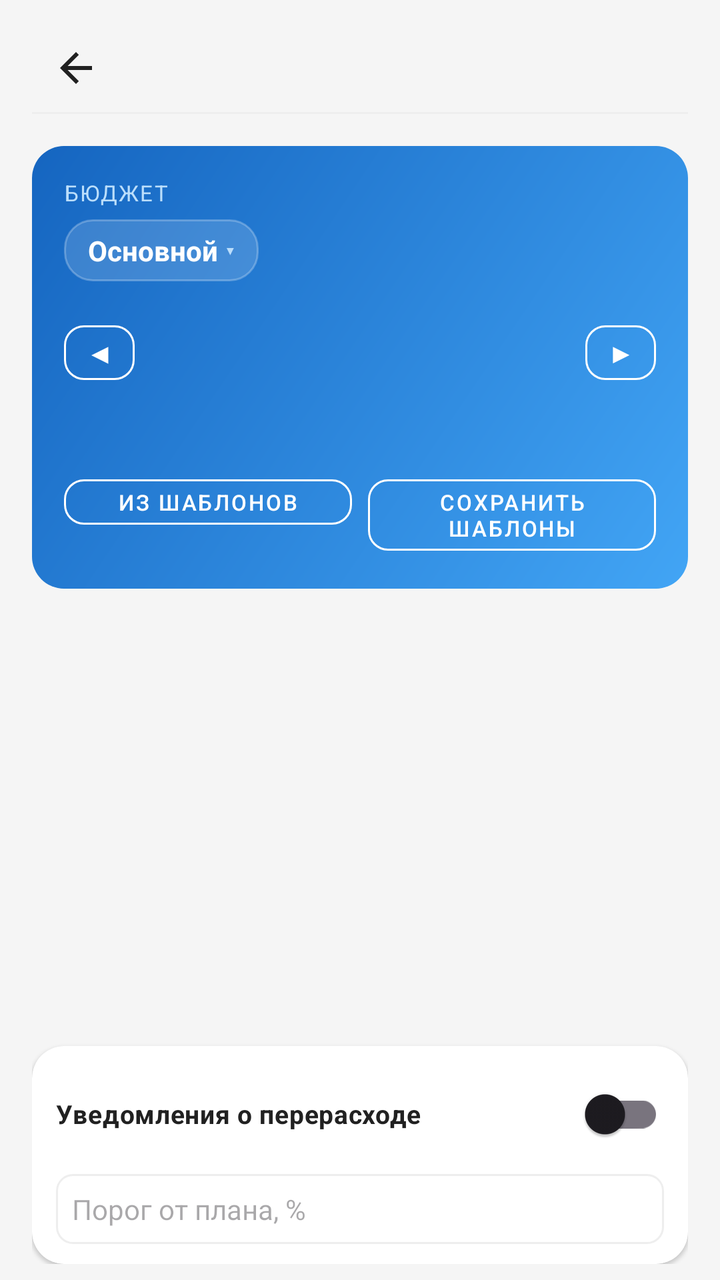
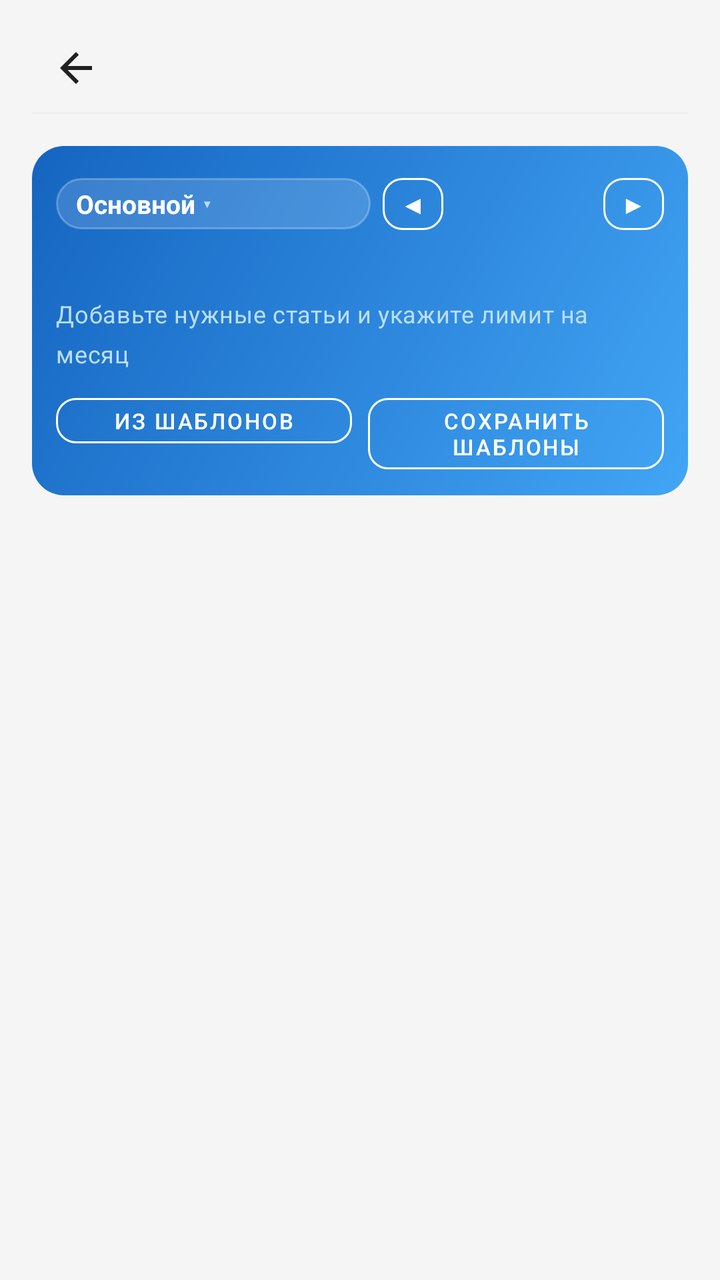

Two renders of the same Android screen: before a commit and after it. Below are the layout's source before the change and the commit's diff.
<!-- AndroidManifest.xml: application theme Theme.MyBudget -->
<!-- res/layout/activity_expense_plan.xml -->
<?xml version="1.0" encoding="utf-8"?>
<LinearLayout xmlns:android="http://schemas.android.com/apk/res/android" xmlns:app="http://schemas.android.com/apk/res-auto"
    android:orientation="vertical"
    android:id="@+id/expensePlanRoot"
    android:background="@color/background_light"
    android:paddingLeft="@dimen/space_16"
    android:paddingTop="@dimen/space_12"
    android:paddingRight="@dimen/space_16"
    android:paddingBottom="@dimen/space_8"
    android:layout_width="match_parent"
    android:layout_height="match_parent"
    android:paddingHorizontal="@dimen/space_16">
    <include
        android:layout_width="match_parent"
        android:layout_height="wrap_content"
        android:layout_marginBottom="@dimen/space_8"
        layout="@layout/include_screen_header"/>
    <androidx.cardview.widget.CardView
        android:layout_width="match_parent"
        android:layout_height="wrap_content"
        android:layout_marginBottom="@dimen/space_12"
        app:cardBackgroundColor="@android:color/transparent"
        app:cardElevation="0dp">
        <LinearLayout
            android:id="@+id/expensePlanTopPanel"
            android:layout_width="match_parent"
            android:layout_height="wrap_content"
            android:background="@drawable/screen_hero_card_bg_blue"
            android:orientation="vertical"
            android:padding="@dimen/space_16">
            <TextView
                android:layout_width="wrap_content"
                android:layout_height="wrap_content"
                android:letterSpacing="0.06"
                android:text="@string/transaction_budget_label"
                android:textAllCaps="true"
                android:textColor="@color/screen_hero_blue_text_secondary"
                android:textSize="11sp" />
            <LinearLayout
                android:id="@+id/transactionBudgetPicker"
                android:layout_width="wrap_content"
                android:layout_height="wrap_content"
                android:layout_marginTop="@dimen/space_6"
                android:background="@drawable/main_hero_profile_chip"
                android:clickable="true"
                android:focusable="true"
                android:gravity="center_vertical"
                android:orientation="horizontal"
                android:paddingHorizontal="@dimen/space_12"
                android:paddingVertical="@dimen/space_6">
                <TextView
                    android:id="@+id/transactionBudgetNameText"
                    android:layout_width="wrap_content"
                    android:layout_height="wrap_content"
                    android:ellipsize="end"
                    android:maxLines="1"
                    android:text="@string/budget_profiles_default_name"
                    android:textColor="@color/main_hero_text_primary"
                    android:textSize="14sp"
                    android:textStyle="bold" />
                <TextView
                    android:layout_width="wrap_content"
                    android:layout_height="wrap_content"
                    android:layout_marginStart="@dimen/space_4"
                    android:text="@string/ui_chevron_down"
                    android:textColor="@color/screen_hero_blue_text_secondary"
                    android:textSize="12sp" />
            </LinearLayout>
            <LinearLayout
                android:layout_width="match_parent"
                android:layout_height="wrap_content"
                android:layout_marginTop="@dimen/space_16"
                android:gravity="center_vertical"
                android:orientation="horizontal">
                <com.google.android.material.button.MaterialButton
                    android:id="@+id/expensePlanPrevMonth"
                    android:layout_width="wrap_content"
                    android:layout_height="wrap_content"
                    android:minHeight="@dimen/chip_height"
                    android:minWidth="0dp"
                    android:paddingHorizontal="@dimen/space_10"
                    android:text="@string/expense_plan_prev_month"
                    android:textColor="@color/main_hero_text_primary"
                    android:textSize="14sp"
                    app:cornerRadius="@dimen/radius_10"
                    app:strokeColor="@color/main_hero_text_primary"
                    style="@style/Widget.MaterialComponents.Button.OutlinedButton"/>
                <TextView
                    android:id="@+id/expensePlanMonthLabel"
                    android:layout_width="0dp"
                    android:layout_height="wrap_content"
                    android:layout_weight="1"
                    android:gravity="center"
                    android:textColor="@color/main_hero_text_primary"
                    android:textSize="16sp"
                    android:textStyle="bold"
                    style="@style/Text.MyBudget.Section"/>
                <com.google.android.material.button.MaterialButton
                    android:id="@+id/expensePlanNextMonth"
                    android:layout_width="wrap_content"
                    android:layout_height="wrap_content"
                    android:minHeight="@dimen/chip_height"
                    android:minWidth="0dp"
                    android:paddingHorizontal="@dimen/space_10"
                    android:text="@string/expense_plan_next_month"
                    android:textColor="@color/main_hero_text_primary"
                    android:textSize="14sp"
                    app:cornerRadius="@dimen/radius_10"
                    app:strokeColor="@color/main_hero_text_primary"
                    style="@style/Widget.MaterialComponents.Button.OutlinedButton"/>
            </LinearLayout>
            <TextView
                android:id="@+id/expensePlanSummaryLine"
                android:layout_width="match_parent"
                android:layout_height="wrap_content"
                android:layout_marginTop="@dimen/space_8"
                android:textColor="@color/screen_hero_blue_text_secondary"
                android:textSize="13sp"
                style="@style/Text.MyBudget.Subtitle"/>
            <LinearLayout
                android:id="@+id/expensePlanActions"
                android:layout_width="match_parent"
                android:layout_height="wrap_content"
                android:layout_marginTop="@dimen/space_12"
                android:orientation="horizontal">
                <com.google.android.material.button.MaterialButton
                    android:id="@+id/expensePlanFillDefaults"
                    android:layout_width="0dp"
                    android:layout_height="wrap_content"
                    android:layout_marginEnd="@dimen/space_4"
                    android:layout_weight="1"
                    android:minHeight="@dimen/chip_height"
                    android:text="@string/expense_plan_fill_defaults"
                    android:textColor="@color/main_hero_text_primary"
                    android:textSize="11sp"
                    app:cornerRadius="@dimen/radius_10"
                    app:strokeColor="@color/main_hero_text_primary"
                    style="@style/Widget.MaterialComponents.Button.OutlinedButton"/>
                <com.google.android.material.button.MaterialButton
                    android:id="@+id/expensePlanSaveDefaults"
                    android:layout_width="0dp"
                    android:layout_height="wrap_content"
                    android:layout_marginStart="@dimen/space_4"
                    android:layout_weight="1"
                    android:minHeight="@dimen/chip_height"
                    android:text="@string/expense_plan_save_defaults"
                    android:textColor="@color/main_hero_text_primary"
                    android:textSize="11sp"
                    app:cornerRadius="@dimen/radius_10"
                    app:strokeColor="@color/main_hero_text_primary"
                    style="@style/Widget.MaterialComponents.Button.OutlinedButton"/>
            </LinearLayout>
        </LinearLayout>
    </androidx.cardview.widget.CardView>
    <androidx.recyclerview.widget.RecyclerView
        android:id="@+id/expensePlanRecycler"
        android:paddingBottom="@dimen/space_8"
        android:clipToPadding="false"
        android:layout_width="match_parent"
        android:layout_height="0dp"
        android:layout_weight="1"/>
    <TextView
        android:textColor="@color/text_secondary"
        android:gravity="center"
        android:id="@+id/expensePlanEmpty"
        android:visibility="gone"
        android:layout_width="match_parent"
        android:layout_height="0dp"
        android:text="@string/expense_plan_empty"
        android:layout_weight="1"/>
    <androidx.cardview.widget.CardView
        android:id="@+id/expensePlanOverspendPanel"
        android:layout_width="match_parent"
        android:layout_height="wrap_content"
        android:layout_marginTop="@dimen/space_4"
        style="@style/Card.MyBudget.Surface">
        <LinearLayout
            android:orientation="vertical"
            android:paddingLeft="@dimen/space_12"
            android:paddingTop="@dimen/space_10"
            android:paddingRight="@dimen/space_12"
            android:paddingBottom="@dimen/space_10"
            android:layout_width="match_parent"
            android:layout_height="wrap_content"
            android:paddingHorizontal="@dimen/space_12"
            android:paddingVertical="@dimen/space_10">
            <LinearLayout
                android:gravity="center_vertical"
                android:orientation="horizontal"
                android:layout_width="match_parent"
                android:layout_height="wrap_content">
                <TextView
                    android:textSize="13sp"
                    android:layout_width="0dp"
                    android:layout_height="wrap_content"
                    android:text="@string/overspend_settings_title"
                    android:layout_weight="1"
                    style="@style/Text.MyBudget.Section"/>
                <androidx.appcompat.widget.SwitchCompat
                    android:id="@+id/expensePlanOverspendSwitch"
                    android:layout_width="wrap_content"
                    android:layout_height="wrap_content"/>
            </LinearLayout>
            <EditText
                android:textSize="14sp"
                android:id="@+id/expensePlanThresholdInput"
                android:background="@drawable/edittext_border"
                android:padding="@dimen/space_8"
                android:layout_width="match_parent"
                android:layout_height="wrap_content"
                android:layout_marginTop="@dimen/space_6"
                android:hint="@string/overspend_threshold_hint"
                android:inputType="number"/>
        </LinearLayout>
    </androidx.cardview.widget.CardView>
</LinearLayout>
<!-- res/layout/include_screen_header.xml (included above) -->
<?xml version="1.0" encoding="utf-8"?>
<LinearLayout xmlns:android="http://schemas.android.com/apk/res/android"
    android:layout_width="match_parent"
    android:layout_height="wrap_content"
    android:orientation="vertical">

    <include layout="@layout/include_compact_toolbar" />

    <View
        android:layout_width="match_parent"
        android:layout_height="1dp"
        android:layout_marginBottom="@dimen/space_8"
        android:background="@color/border_light" />
</LinearLayout>
<!-- res/layout/include_compact_toolbar.xml (included above) -->
<?xml version="1.0" encoding="utf-8"?>
<LinearLayout xmlns:android="http://schemas.android.com/apk/res/android" xmlns:app="http://schemas.android.com/apk/res-auto"
    android:gravity="center_vertical"
    android:orientation="horizontal"
    android:id="@+id/screenHeaderRoot"
    android:layout_width="match_parent"
    android:layout_height="wrap_content"
    android:minHeight="@dimen/touch_min_size">
    <ImageButton
        android:id="@+id/screenHeaderBack"
        android:background="?attr/selectableItemBackgroundBorderless"
        android:padding="@dimen/space_8"
        android:layout_width="@dimen/touch_min_size"
        android:layout_height="@dimen/touch_min_size"
        android:src="@drawable/ic_arrow_back"
        android:scaleType="centerInside"
        android:contentDescription="@string/nav_back"
        app:tint="@color/text_primary"/>
    <TextView
        android:textSize="18sp"
        android:id="@+id/screenHeaderEmoji"
        android:visibility="gone"
        android:layout_width="wrap_content"
        android:layout_height="wrap_content"
        android:layout_marginStart="@dimen/space_2"/>
    <TextView
        android:textSize="20sp"
        android:ellipsize="end"
        android:id="@+id/screenHeaderTitle"
        android:layout_width="0dp"
        android:layout_height="wrap_content"
        android:maxLines="1"
        android:layout_weight="1"
        android:layout_marginStart="@dimen/space_4"
        style="@style/Text.MyBudget.Title"/>
    <ImageButton
        android:id="@+id/screenHeaderAction"
        android:background="?attr/selectableItemBackgroundBorderless"
        android:padding="@dimen/space_8"
        android:visibility="gone"
        android:layout_width="@dimen/touch_min_size"
        android:layout_height="@dimen/touch_min_size"
        android:src="@android:drawable/ic_menu_more"
        android:contentDescription="@string/transactions_more_menu"
        app:tint="@color/text_secondary"/>
    <ImageButton
        android:id="@+id/screenHeaderActionSecondary"
        android:background="?attr/selectableItemBackgroundBorderless"
        android:padding="@dimen/space_8"
        android:visibility="gone"
        android:layout_width="@dimen/touch_min_size"
        android:layout_height="@dimen/touch_min_size"
        android:src="@android:drawable/ic_menu_search"
        android:contentDescription="@string/transactions_search_submit"
        app:tint="@color/budget_blue"/>
</LinearLayout>
<!-- resources referenced by this layout -->
<resources>
  <color name="background_light">#f5f5f5</color>
  <color name="border_light">#eeeeee</color>
  <color name="budget_blue">#2196f3</color>
  <color name="main_hero_text_primary">#ffffff</color>
  <color name="screen_hero_blue_text_secondary">#bbdefb</color>
  <color name="text_primary">#212121</color>
  <color name="text_secondary">#757575</color>
  <dimen name="chip_height">32dp</dimen>
  <dimen name="radius_10">10dp</dimen>
  <dimen name="space_10">10dp</dimen>
  <dimen name="space_12">12dp</dimen>
  <dimen name="space_16">16dp</dimen>
  <dimen name="space_2">2dp</dimen>
  <dimen name="space_4">4dp</dimen>
  <dimen name="space_6">6dp</dimen>
  <dimen name="space_8">8dp</dimen>
  <dimen name="touch_min_size">44dp</dimen>
  <!-- drawable edittext_border (drawable) -->
  <?xml version="1.0" encoding="utf-8"?>
  <shape xmlns:android="http://schemas.android.com/apk/res/android">
      <solid android:color="@color/card_background_white"/>
      <stroke
          android:width="1dp"
          android:color="@color/border_light"/>
      <corners android:radius="@dimen/radius_8"/>
  </shape>
  <!-- drawable main_hero_profile_chip (drawable) -->
  <?xml version="1.0" encoding="utf-8"?>
  <shape xmlns:android="http://schemas.android.com/apk/res/android">
      <solid android:color="#26FFFFFF" />
      <stroke
          android:width="1dp"
          android:color="#40FFFFFF" />
      <corners android:radius="@dimen/radius_14" />
  </shape>
  <string name="budget_profiles_default_name">Основной</string>
  <string name="expense_plan_empty">Нет подстатей в этом бюджете</string>
  <string name="expense_plan_fill_defaults">Из шаблонов</string>
  <string name="expense_plan_next_month">▶</string>
  <string name="expense_plan_prev_month">◀</string>
  <string name="expense_plan_save_defaults">Сохранить шаблоны</string>
  <string name="nav_back">Назад</string>
  <string name="overspend_settings_title">Уведомления о перерасходе</string>
  <string name="overspend_threshold_hint">Порог от плана, %</string>
  <string name="transaction_budget_label">Бюджет</string>
  <string name="transactions_more_menu">Дополнительно</string>
  <string name="transactions_search_submit">Искать</string>
  <string name="ui_chevron_down">▾</string>
  <style name="Card.MyBudget.Surface" parent="">
      <item name="cardBackgroundColor">@color/card_background_white</item>
      <item name="cardCornerRadius">@dimen/radius_16</item>
      <item name="cardElevation">@dimen/card_elevation_low</item>
    </style>
  <style name="Text.MyBudget.Section" parent="@style/Text.MyBudget">
      <item name="android:textSize">16sp</item>
      <item name="android:textStyle">bold</item>
      <item name="android:textColor">@color/text_primary</item>
    </style>
  <style name="Text.MyBudget.Subtitle" parent="@style/Text.MyBudget">
      <item name="android:textSize">12sp</item>
      <item name="android:textColor">@color/text_secondary</item>
    </style>
  <style name="Text.MyBudget.Title" parent="@style/Text.MyBudget">
      <item name="android:textSize">18sp</item>
      <item name="android:textStyle">bold</item>
      <item name="android:textColor">@color/text_primary</item>
    </style>
  <style name="Theme.MyBudget" parent="@style/Base.Theme.MyBudget" />
  <color name="card_background_white">#ffffff</color>
  <dimen name="radius_8">8dp</dimen>
  <dimen name="radius_14">14dp</dimen>
  <dimen name="radius_16">16dp</dimen>
  <color name="screen_hero_blue_end">#1565c0</color>
  <color name="screen_hero_blue_start">#42a5f5</color>
  <dimen name="card_elevation_low">1dp</dimen>
  <style name="Text.MyBudget" parent="@style/TextAppearance.Material3.BodyMedium" />
  <color name="md_theme_onPrimary">#ffffff</color>
  <color name="md_theme_onSurface">#1d1b20</color>
  <color name="md_theme_outline">#79747e</color>
  <color name="md_theme_primary">#6750a4</color>
  <color name="md_theme_surface">#ffffff</color>
  <color name="md_theme_surfaceVariant">#e7e0ec</color>
  <!-- unchanged entries left out for length: 3 -->
</resources>

<!-- the commit's change to res/layout/activity_expense_plan.xml (unified diff, before → after) -->
@@ -18,7 +18,7 @@
     <androidx.cardview.widget.CardView
         android:layout_width="match_parent"
         android:layout_height="wrap_content"
-        android:layout_marginBottom="@dimen/space_12"
+        android:layout_marginBottom="@dimen/space_8"
         app:cardBackgroundColor="@android:color/transparent"
         app:cardElevation="0dp">
         <LinearLayout
@@ -27,72 +27,70 @@
             android:layout_height="wrap_content"
             android:background="@drawable/screen_hero_card_bg_blue"
             android:orientation="vertical"
-            android:padding="@dimen/space_16">
-            <TextView
-                android:layout_width="wrap_content"
-                android:layout_height="wrap_content"
-                android:letterSpacing="0.06"
-                android:text="@string/transaction_budget_label"
-                android:textAllCaps="true"
-                android:textColor="@color/screen_hero_blue_text_secondary"
-                android:textSize="11sp" />
+            android:paddingLeft="@dimen/space_12"
+            android:paddingTop="@dimen/space_10"
+            android:paddingRight="@dimen/space_12"
+            android:paddingBottom="@dimen/space_10"
+            android:paddingHorizontal="@dimen/space_12"
+            android:paddingVertical="@dimen/space_10">
             <LinearLayout
-                android:id="@+id/transactionBudgetPicker"
-                android:layout_width="wrap_content"
-                android:layout_height="wrap_content"
-                android:layout_marginTop="@dimen/space_6"
-                android:background="@drawable/main_hero_profile_chip"
-                android:clickable="true"
-                android:focusable="true"
-                android:gravity="center_vertical"
-                android:orientation="horizontal"
-                android:paddingHorizontal="@dimen/space_12"
-                android:paddingVertical="@dimen/space_6">
-                <TextView
-                    android:id="@+id/transactionBudgetNameText"
-                    android:layout_width="wrap_content"
-                    android:layout_height="wrap_content"
-                    android:ellipsize="end"
-                    android:maxLines="1"
-                    android:text="@string/budget_profiles_default_name"
-                    android:textColor="@color/main_hero_text_primary"
-                    android:textSize="14sp"
-                    android:textStyle="bold" />
-                <TextView
-                    android:layout_width="wrap_content"
-                    android:layout_height="wrap_content"
-                    android:layout_marginStart="@dimen/space_4"
-                    android:text="@string/ui_chevron_down"
-                    android:textColor="@color/screen_hero_blue_text_secondary"
-                    android:textSize="12sp" />
-            </LinearLayout>
-            <LinearLayout
-                android:layout_width="match_parent"
-                android:layout_height="wrap_content"
-                android:layout_marginTop="@dimen/space_16"
+                android:layout_width="match_parent"
+                android:layout_height="wrap_content"
                 android:gravity="center_vertical"
                 android:orientation="horizontal">
+                <LinearLayout
+                    android:id="@+id/transactionBudgetPicker"
+                    android:layout_width="0dp"
+                    android:layout_height="wrap_content"
+                    android:layout_weight="1"
+                    android:background="@drawable/main_hero_profile_chip"
+                    android:clickable="true"
+                    android:focusable="true"
+                    android:gravity="center_vertical"
+                    android:orientation="horizontal"
+                    android:paddingHorizontal="@dimen/space_10"
+                    android:paddingVertical="@dimen/space_4">
+                    <TextView
+                        android:id="@+id/transactionBudgetNameText"
+                        android:layout_width="wrap_content"
+                        android:layout_height="wrap_content"
+                        android:ellipsize="end"
+                        android:maxLines="1"
+                        android:text="@string/budget_profiles_default_name"
+                        android:textColor="@color/main_hero_text_primary"
+                        android:textSize="13sp"
+                        android:textStyle="bold" />
+                    <TextView
+                        android:layout_width="wrap_content"
+                        android:layout_height="wrap_content"
+                        android:layout_marginStart="@dimen/space_4"
+                        android:text="@string/ui_chevron_down"
+                        android:textColor="@color/screen_hero_blue_text_secondary"
+                        android:textSize="11sp" />
+                </LinearLayout>
                 <com.google.android.material.button.MaterialButton
                     android:id="@+id/expensePlanPrevMonth"
                     android:layout_width="wrap_content"
                     android:layout_height="wrap_content"
+                    android:layout_marginStart="@dimen/space_6"
                     android:minHeight="@dimen/chip_height"
                     android:minWidth="0dp"
-                    android:paddingHorizontal="@dimen/space_10"
+                    android:paddingHorizontal="@dimen/space_8"
                     android:text="@string/expense_plan_prev_month"
                     android:textColor="@color/main_hero_text_primary"
-                    android:textSize="14sp"
+                    android:textSize="13sp"
                     app:cornerRadius="@dimen/radius_10"
                     app:strokeColor="@color/main_hero_text_primary"
                     style="@style/Widget.MaterialComponents.Button.OutlinedButton"/>
                 <TextView
                     android:id="@+id/expensePlanMonthLabel"
-                    android:layout_width="0dp"
-                    android:layout_height="wrap_content"
-                    android:layout_weight="1"
+                    android:layout_width="wrap_content"
+                    android:layout_height="wrap_content"
+                    android:layout_marginHorizontal="@dimen/space_4"
                     android:gravity="center"
-                    android:textColor="@color/main_hero_text_primary"
-                    android:textSize="16sp"
+                    android:minWidth="72dp"
+                    android:textColor="@color/main_hero_text_primary"
+                    android:textSize="14sp"
                     android:textStyle="bold"
                     style="@style/Text.MyBudget.Section"/>
                 <com.google.android.material.button.MaterialButton
@@ -101,10 +99,10 @@
                     android:layout_height="wrap_content"
                     android:minHeight="@dimen/chip_height"
                     android:minWidth="0dp"
-                    android:paddingHorizontal="@dimen/space_10"
+                    android:paddingHorizontal="@dimen/space_8"
                     android:text="@string/expense_plan_next_month"
                     android:textColor="@color/main_hero_text_primary"
-                    android:textSize="14sp"
+                    android:textSize="13sp"
                     app:cornerRadius="@dimen/radius_10"
                     app:strokeColor="@color/main_hero_text_primary"
                     style="@style/Widget.MaterialComponents.Button.OutlinedButton"/>
@@ -113,15 +111,24 @@
                 android:id="@+id/expensePlanSummaryLine"
                 android:layout_width="match_parent"
                 android:layout_height="wrap_content"
-                android:layout_marginTop="@dimen/space_8"
+                android:layout_marginTop="@dimen/space_6"
+                android:textColor="@color/main_hero_text_primary"
+                android:textSize="13sp"
+                style="@style/Text.MyBudget.Subtitle"/>
+            <TextView
+                android:id="@+id/expensePlanSelectHint"
+                android:layout_width="match_parent"
+                android:layout_height="wrap_content"
+                android:layout_marginTop="@dimen/space_4"
+                android:text="@string/expense_plan_select_hint"
                 android:textColor="@color/screen_hero_blue_text_secondary"
-                android:textSize="13sp"
+                android:textSize="12sp"
                 style="@style/Text.MyBudget.Subtitle"/>
             <LinearLayout
                 android:id="@+id/expensePlanActions"
                 android:layout_width="match_parent"
                 android:layout_height="wrap_content"
-                android:layout_marginTop="@dimen/space_12"
+                android:layout_marginTop="@dimen/space_8"
                 android:orientation="horizontal">
                 <com.google.android.material.button.MaterialButton
                     android:id="@+id/expensePlanFillDefaults"
@@ -152,6 +159,17 @@
             </LinearLayout>
         </LinearLayout>
     </androidx.cardview.widget.CardView>
+    <com.google.android.material.button.MaterialButton
+        android:id="@+id/expensePlanAddCategories"
+        android:layout_width="match_parent"
+        android:layout_height="wrap_content"
+        android:layout_marginBottom="@dimen/space_8"
+        android:minHeight="@dimen/touch_min_size"
+        android:text="@string/expense_plan_add_categories"
+        android:visibility="gone"
+        app:backgroundTint="@color/income_green"
+        app:cornerRadius="@dimen/radius_10"
+        style="@style/Widget.MaterialComponents.Button"/>
     <androidx.recyclerview.widget.RecyclerView
         android:id="@+id/expensePlanRecycler"
         android:paddingBottom="@dimen/space_8"
@@ -168,51 +186,6 @@
         android:layout_height="0dp"
         android:text="@string/expense_plan_empty"
         android:layout_weight="1"/>
-    <androidx.cardview.widget.CardView
-        android:id="@+id/expensePlanOverspendPanel"
-        android:layout_width="match_parent"
-        android:layout_height="wrap_content"
-        android:layout_marginTop="@dimen/space_4"
-        style="@style/Card.MyBudget.Surface">
-        <LinearLayout
-            android:orientation="vertical"
-            android:paddingLeft="@dimen/space_12"
-            android:paddingTop="@dimen/space_10"
-            android:paddingRight="@dimen/space_12"
-            android:paddingBottom="@dimen/space_10"
-            android:layout_width="match_parent"
-            android:layout_height="wrap_content"
-            android:paddingHorizontal="@dimen/space_12"
-            android:paddingVertical="@dimen/space_10">
-            <LinearLayout
-                android:gravity="center_vertical"
-                android:orientation="horizontal"
-                android:layout_width="match_parent"
-                android:layout_height="wrap_content">
-                <TextView
-                    android:textSize="13sp"
-                    android:layout_width="0dp"
-                    android:layout_height="wrap_content"
-                    android:text="@string/overspend_settings_title"
-                    android:layout_weight="1"
-                    style="@style/Text.MyBudget.Section"/>
-                <androidx.appcompat.widget.SwitchCompat
-                    android:id="@+id/expensePlanOverspendSwitch"
-                    android:layout_width="wrap_content"
-                    android:layout_height="wrap_content"/>
-            </LinearLayout>
-            <EditText
-                android:textSize="14sp"
-                android:id="@+id/expensePlanThresholdInput"
-                android:background="@drawable/edittext_border"
-                android:padding="@dimen/space_8"
-                android:layout_width="match_parent"
-                android:layout_height="wrap_content"
-                android:layout_marginTop="@dimen/space_6"
-                android:hint="@string/overspend_threshold_hint"
-                android:inputType="number"/>
-        </LinearLayout>
-    </androidx.cardview.widget.CardView>
 </LinearLayout>
 <!-- res/layout/include_screen_header.xml (included above) -->
 <?xml version="1.0" encoding="utf-8"?>
<!-- resource entries referenced after the edit -->
@@ -3,6 +3,7 @@
   <color name="background_light">#f5f5f5</color>
   <color name="border_light">#eeeeee</color>
   <color name="budget_blue">#2196f3</color>
+  <color name="income_green">#4caf50</color>
   <color name="main_hero_text_primary">#ffffff</color>
   <color name="screen_hero_blue_text_secondary">#bbdefb</color>
   <color name="text_primary">#212121</color>
@@ -17,15 +18,6 @@
   <dimen name="space_6">6dp</dimen>
   <dimen name="space_8">8dp</dimen>
   <dimen name="touch_min_size">44dp</dimen>
-  <!-- drawable edittext_border (drawable) -->
-  <?xml version="1.0" encoding="utf-8"?>
-  <shape xmlns:android="http://schemas.android.com/apk/res/android">
-      <solid android:color="@color/card_background_white"/>
-      <stroke
-          android:width="1dp"
-          android:color="@color/border_light"/>
-      <corners android:radius="@dimen/radius_8"/>
-  </shape>
   <!-- drawable main_hero_profile_chip (drawable) -->
   <?xml version="1.0" encoding="utf-8"?>
   <shape xmlns:android="http://schemas.android.com/apk/res/android">
@@ -36,23 +28,17 @@
       <corners android:radius="@dimen/radius_14" />
   </shape>
   <string name="budget_profiles_default_name">Основной</string>
+  <string name="expense_plan_add_categories">+ Добавить статьи</string>
   <string name="expense_plan_empty">Нет подстатей в этом бюджете</string>
   <string name="expense_plan_fill_defaults">Из шаблонов</string>
   <string name="expense_plan_next_month">▶</string>
   <string name="expense_plan_prev_month">◀</string>
   <string name="expense_plan_save_defaults">Сохранить шаблоны</string>
+  <string name="expense_plan_select_hint">Добавьте нужные статьи и укажите лимит на месяц</string>
   <string name="nav_back">Назад</string>
-  <string name="overspend_settings_title">Уведомления о перерасходе</string>
-  <string name="overspend_threshold_hint">Порог от плана, %</string>
-  <string name="transaction_budget_label">Бюджет</string>
   <string name="transactions_more_menu">Дополнительно</string>
   <string name="transactions_search_submit">Искать</string>
   <string name="ui_chevron_down">▾</string>
-  <style name="Card.MyBudget.Surface" parent="">
-      <item name="cardBackgroundColor">@color/card_background_white</item>
-      <item name="cardCornerRadius">@dimen/radius_16</item>
-      <item name="cardElevation">@dimen/card_elevation_low</item>
-    </style>
   <style name="Text.MyBudget.Section" parent="@style/Text.MyBudget">
       <item name="android:textSize">16sp</item>
       <item name="android:textStyle">bold</item>
@@ -68,13 +54,10 @@
       <item name="android:textColor">@color/text_primary</item>
     </style>
   <style name="Theme.MyBudget" parent="@style/Base.Theme.MyBudget" />
-  <color name="card_background_white">#ffffff</color>
-  <dimen name="radius_8">8dp</dimen>
   <dimen name="radius_14">14dp</dimen>
   <dimen name="radius_16">16dp</dimen>
   <color name="screen_hero_blue_end">#1565c0</color>
   <color name="screen_hero_blue_start">#42a5f5</color>
-  <dimen name="card_elevation_low">1dp</dimen>
   <style name="Text.MyBudget" parent="@style/TextAppearance.Material3.BodyMedium" />
   <color name="md_theme_onPrimary">#ffffff</color>
   <color name="md_theme_onSurface">#1d1b20</color>
